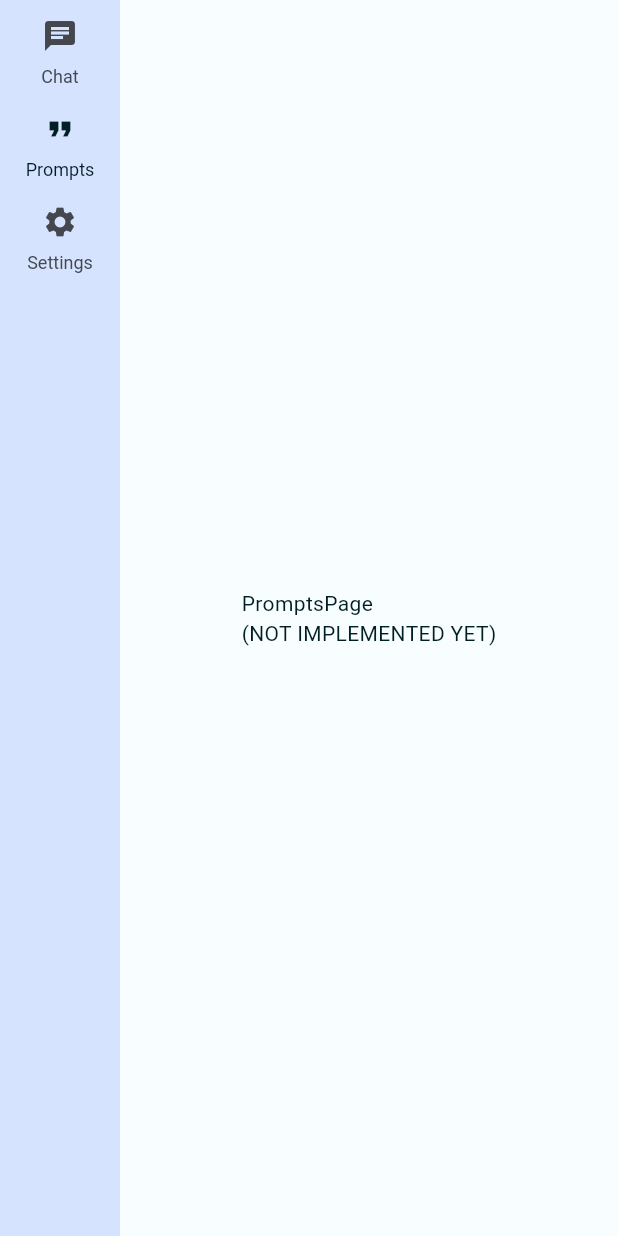
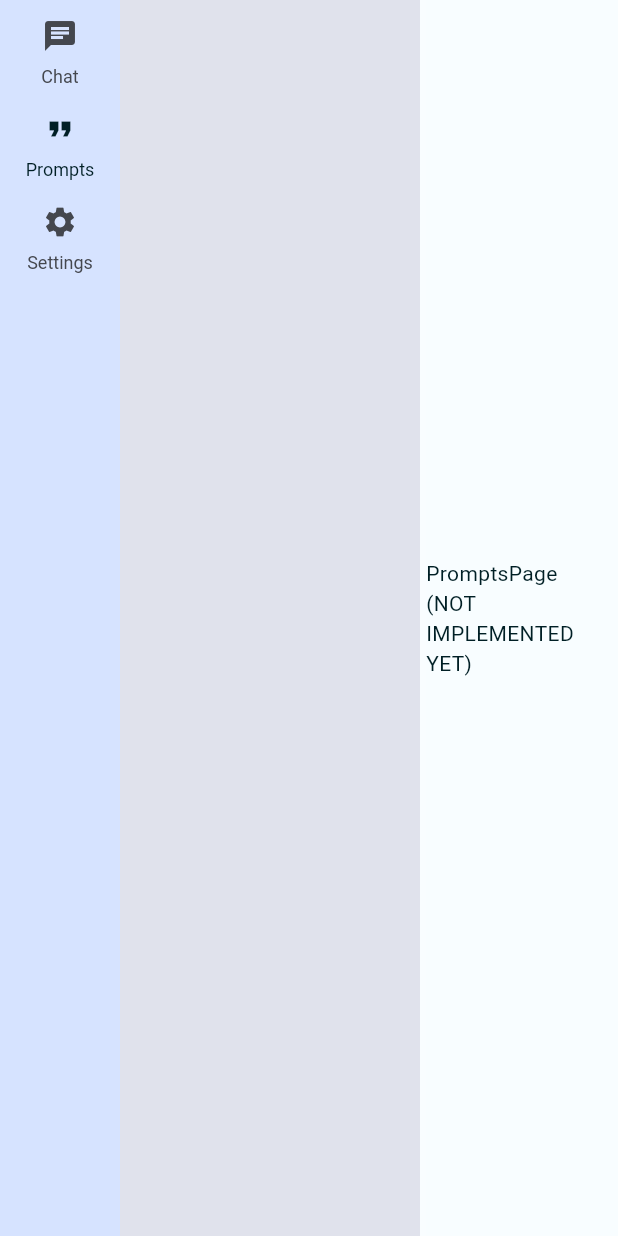
Before and after one commit to andrzejchm/chatgpt_prompts, a Flutter app: the screen it shows after launch, after a tap on "Prompts", on a phone screen of 412 x 824 dp. Run offline on Flutter 3.47's test engine with Material 2 defaults, Android fonts, the phone set to English and light mode, and no system bars; our stand-ins replace bloc, dartz, equatable, flutter_bloc, flutter_dotenv, gap and 1 more; missing offline and left inert: dart_openai, window_manager; generated files the repository leaves out were written again; project files that could hold a hidden picture were left out.

Commit message:
add resizable panel to prompts

```diff
--- a/lib/features/prompts/prompts_page.dart
+++ b/lib/features/prompts/prompts_page.dart
@@ -1,9 +1,11 @@
 // ignore: unused_import
 import 'package:bloc/bloc.dart';
-import 'package:flutter/material.dart';
 import 'package:chatgpt_prompts/core/utils/mvp_extensions.dart';
 import 'package:chatgpt_prompts/features/prompts/prompts_presentation_model.dart';
 import 'package:chatgpt_prompts/features/prompts/prompts_presenter.dart';
+import 'package:chatgpt_prompts/features/prompts/widgets/prompts_side_panel.dart';
+import 'package:chatgpt_prompts/ui/widgets/resizable_row.dart';
+import 'package:flutter/material.dart';
 
 class PromptsPage extends StatefulWidget with HasPresenter<PromptsPresenter> {
   const PromptsPage({
@@ -21,9 +23,10 @@ class PromptsPage extends StatefulWidget with HasPresenter<PromptsPresenter> {
 class _PromptsPageState extends State<PromptsPage>
     with PresenterStateMixin<PromptsViewModel, PromptsPresenter, PromptsPage> {
   @override
-  Widget build(BuildContext context) => const Scaffold(
-        body: Center(
-          child: Text('PromptsPage\n(NOT IMPLEMENTED YET)'),
+  Widget build(BuildContext context) => Scaffold(
+        body: ResizableRow(
+          panel: (_) => const PromptsSidePanel(),
+          details: (_) => const Center(child: Text('PromptsPage\n(NOT IMPLEMENTED YET)')),
         ),
       );
 }
--- /dev/null
+++ b/lib/features/prompts/widgets/prompts_side_panel.dart
@@ -0,0 +1,13 @@
+import 'package:chatgpt_prompts/ui/theme/app_theme.dart';
+import 'package:flutter/material.dart';
+
+class PromptsSidePanel extends StatelessWidget {
+  const PromptsSidePanel({super.key});
+
+  @override
+  Widget build(BuildContext context) {
+    return Material(
+      color: colors(context).surfaceVariant,
+    );
+  }
+}
--- /dev/null
+++ b/lib/ui/widgets/resizable_row.dart
@@ -0,0 +1,110 @@
+import 'dart:math';
+import 'dart:ui';
+
+import 'package:flutter/material.dart';
+
+typedef SizedWidget = Widget Function(Size);
+
+class ResizableRow extends StatefulWidget {
+  static const defaultMinDetailsWidth = 100.0;
+  static const defaultMinPanelWidth = 200.0;
+  static const defaultMaxPanelWidth = double.infinity;
+
+  const ResizableRow({
+    super.key,
+    required this.panel,
+    required this.details,
+    this.initialPanelWidth = defaultMinPanelWidth,
+    this.maxPanelWidth = defaultMaxPanelWidth,
+    this.minPanelWidth = defaultMinPanelWidth,
+    this.minDetailsWidth = defaultMinDetailsWidth,
+  }) : assert(
+          maxPanelWidth > initialPanelWidth && initialPanelWidth >= minPanelWidth && maxPanelWidth > minPanelWidth,
+        );
+  final SizedWidget panel;
+  final SizedWidget details;
+  final double initialPanelWidth;
+  final double maxPanelWidth;
+  final double minDetailsWidth;
+
+  final double minPanelWidth;
+
+  @override
+  State<ResizableRow> createState() => _ResizableRowState();
+}
+
+class _ResizableRowState extends State<ResizableRow> {
+  static const resizerWidth = 4.0;
+
+  late double currentWidth = widget.initialPanelWidth;
+  late double _maxLayoutWidth;
+
+  double get maxWidth => min(_maxLayoutWidth, widget.maxPanelWidth);
+
+  double get minWidth => max(widget.minPanelWidth, 0);
+
+  void _clampWidth(double newWidth) {
+    currentWidth = clampDouble(
+      newWidth,
+      min(minWidth, maxWidth),
+      max(minWidth, maxWidth),
+    );
+  }
+
+  @override
+  Widget build(BuildContext context) {
+    return LayoutBuilder(
+      builder: (context, constraints) {
+        _maxLayoutWidth = constraints.maxWidth - widget.minDetailsWidth;
+        currentWidth = clampDouble(
+          currentWidth,
+          min(minWidth, maxWidth),
+          max(minWidth, maxWidth),
+        );
+        _clampWidth(currentWidth);
+        return Row(
+          crossAxisAlignment: CrossAxisAlignment.stretch,
+          children: [
+            SizedBox(
+              width: currentWidth,
+              child: LayoutBuilder(
+                builder: (context, constraints) => widget.panel(
+                  Size(constraints.maxWidth, constraints.maxHeight),
+                ),
+              ),
+            ),
+            GestureDetector(
+              onPanUpdate: onPanUpdate,
+              child: MouseRegion(
+                cursor: SystemMouseCursors.resizeColumn,
+                child: Container(
+                  color: Colors.white12,
+                  width: resizerWidth,
+                  height: double.infinity,
+                ),
+              ),
+            ),
+            Expanded(
+              child: ConstrainedBox(
+                constraints: BoxConstraints(minWidth: widget.minDetailsWidth),
+                child: LayoutBuilder(
+                  builder: (context, cs) => widget.details(
+                    Size(cs.maxWidth, cs.maxHeight),
+                  ),
+                ),
+              ),
+            ),
+          ],
+        );
+      },
+    );
+  }
+
+  void onPanUpdate(DragUpdateDetails details) {
+    final moved = details.delta.dx;
+
+    setState(() {
+      _clampWidth(currentWidth + moved);
+    });
+  }
+}
```
Also changed, not shown: 2 other files.
